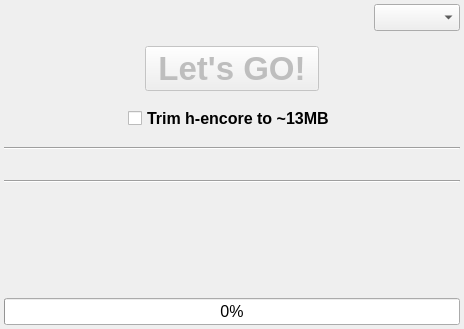
First picture: the form in src/finalhe.ui, repository soarqin/finalhe, before the edit.
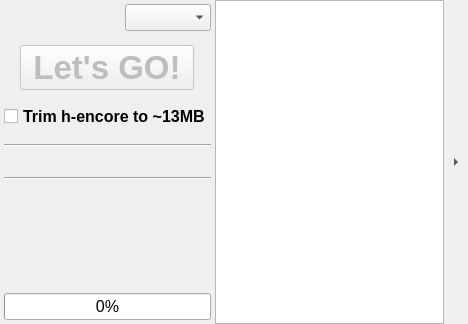
Second picture: the form after the edit.

Commit message: finished ui of system software update and extra app build

The edit to the form file:
```diff
--- a/src/finalhe.ui
+++ b/src/finalhe.ui
@@ -6,8 +6,8 @@
    <rect>
     <x>0</x>
     <y>0</y>
-    <width>464</width>
-    <height>329</height>
+    <width>468</width>
+    <height>324</height>
    </rect>
   </property>
   <property name="sizePolicy">
@@ -24,31 +24,10 @@
   <property name="locale">
    <locale language="C" country="AnyCountry"/>
   </property>
-  <widget class="QWidget" name="centralWidget">
-   <layout class="QVBoxLayout" name="verticalLayout">
-    <property name="leftMargin">
-     <number>4</number>
-    </property>
-    <property name="topMargin">
-     <number>4</number>
-    </property>
-    <property name="rightMargin">
-     <number>4</number>
-    </property>
-    <property name="bottomMargin">
-     <number>4</number>
-    </property>
-    <item>
-     <widget class="QWidget" name="widgetTop" native="true">
-      <property name="sizePolicy">
-       <sizepolicy hsizetype="Preferred" vsizetype="Fixed">
-        <horstretch>0</horstretch>
-        <verstretch>0</verstretch>
-       </sizepolicy>
-      </property>
-      <layout class="QHBoxLayout" name="horizontalLayout_2">
+  <widget class="QWidget" name="parentWidget">
+   <layout class="QHBoxLayout" name="horizontalLayout">
        <property name="spacing">
-        <number>6</number>
+     <number>0</number>
        </property>
        <property name="leftMargin">
         <number>0</number>
@@ -62,20 +41,22 @@
        <property name="bottomMargin">
         <number>0</number>
        </property>
-       <item>
-        <spacer name="horizontalSpacer">
-         <property name="orientation">
-          <enum>Qt::Horizontal</enum>
-         </property>
-         <property name="sizeHint" stdset="0">
-          <size>
-           <width>40</width>
-           <height>20</height>
-          </size>
-         </property>
-        </spacer>
-       </item>
-       <item>
+    <item alignment="Qt::AlignLeft">
+     <widget class="QWidget" name="centralWidget" native="true">
+      <layout class="QVBoxLayout" name="vertialLayout">
+       <property name="leftMargin">
+        <number>4</number>
+       </property>
+       <property name="topMargin">
+        <number>4</number>
+       </property>
+       <property name="rightMargin">
+        <number>4</number>
+       </property>
+       <property name="bottomMargin">
+        <number>4</number>
+       </property>
+       <item alignment="Qt::AlignRight">
         <widget class="QComboBox" name="comboLang">
          <property name="sizePolicy">
           <sizepolicy hsizetype="Fixed" vsizetype="Fixed">
@@ -85,9 +66,6 @@
          </property>
         </widget>
        </item>
-      </layout>
-     </widget>
-    </item>
     <item>
      <widget class="QWidget" name="widget" native="true">
       <layout class="QVBoxLayout" name="verticalLayout_2">
@@ -202,13 +180,37 @@
      </widget>
     </item>
    </layout>
-   <zorder>widgetTop</zorder>
-   <zorder>widget</zorder>
-   <zorder>progressBar</zorder>
-   <zorder>textPkg</zorder>
-   <zorder>textMTP</zorder>
-   <zorder>line</zorder>
-   <zorder>line_2</zorder>
+     </widget>
+    </item>
+    <item>
+     <widget class="QListWidget" name="extraItems"/>
+    </item>
+    <item alignment="Qt::AlignRight">
+     <widget class="QToolButton" name="expandButton">
+      <property name="sizePolicy">
+       <sizepolicy hsizetype="Fixed" vsizetype="Expanding">
+        <horstretch>0</horstretch>
+        <verstretch>0</verstretch>
+       </sizepolicy>
+      </property>
+      <property name="focusPolicy">
+       <enum>Qt::NoFocus</enum>
+      </property>
+      <property name="text">
+       <string notr="true"/>
+      </property>
+      <property name="toolButtonStyle">
+       <enum>Qt::ToolButtonFollowStyle</enum>
+      </property>
+      <property name="autoRaise">
+       <bool>true</bool>
+      </property>
+      <property name="arrowType">
+       <enum>Qt::RightArrow</enum>
+      </property>
+     </widget>
+    </item>
+   </layout>
   </widget>
  </widget>
  <layoutdefault spacing="6" margin="11"/>
```
Lines whose indentation alone changed are shown as unchanged. The commit also changes 8 other files.
